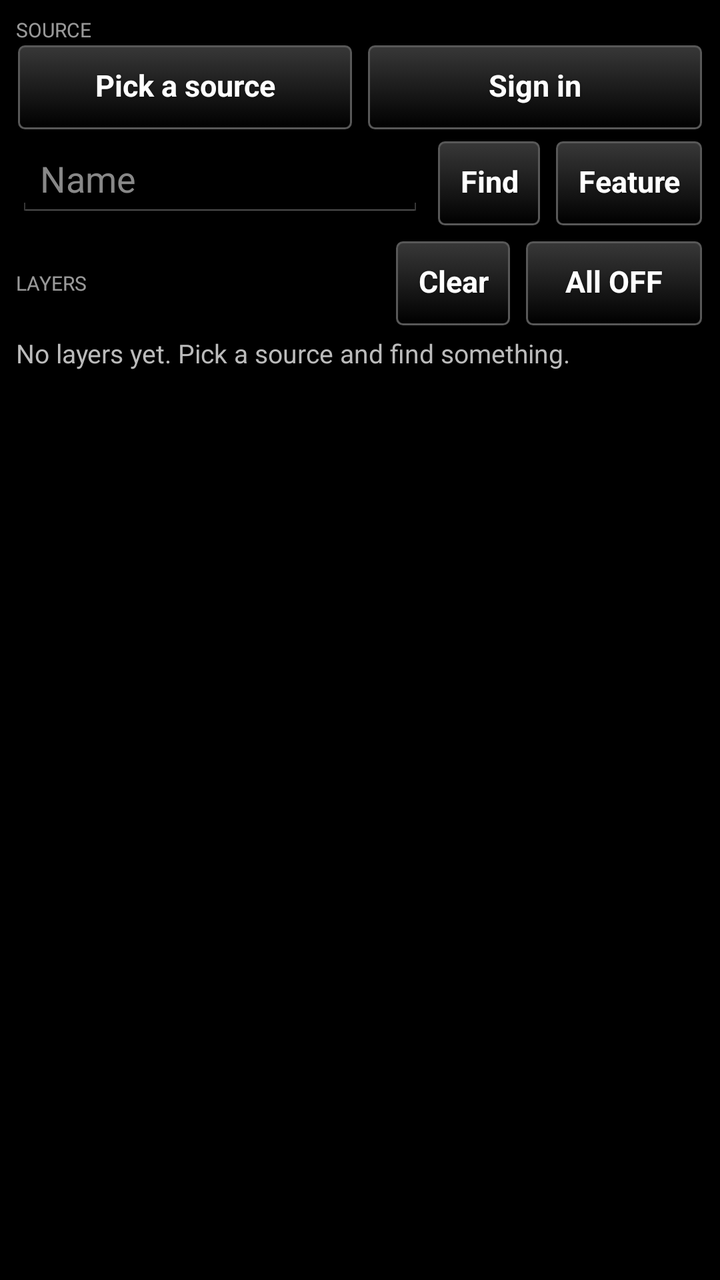
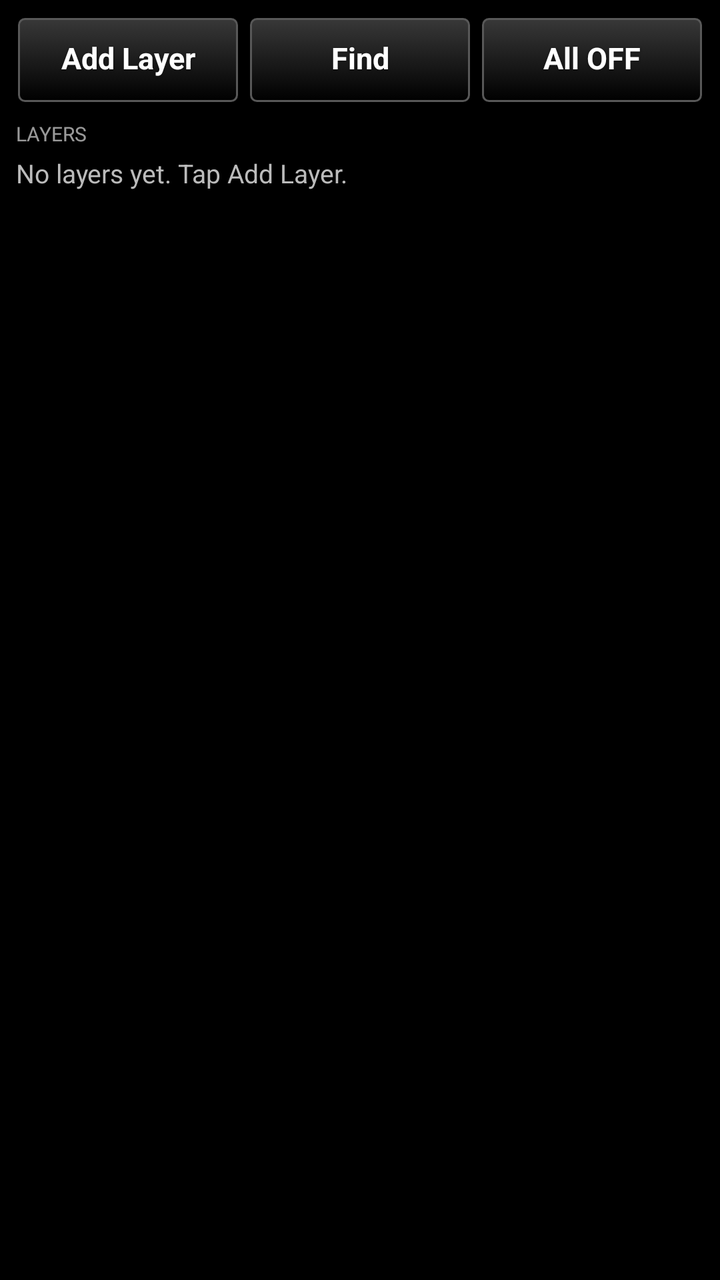

An Android layout rendered at two revisions. The XML below is the earlier revision; the diff shows what the commit changed to produce the second picture.
<!-- AndroidManifest.xml: application theme AppTheme -->
<!-- res/layout/main_layout.xml -->
<?xml version="1.0" encoding="utf-8"?>
<LinearLayout xmlns:android="http://schemas.android.com/apk/res/android"
    android:layout_width="match_parent"
    android:layout_height="match_parent"
    android:orientation="vertical">

  
  <LinearLayout
    android:id="@+id/features_header"
    android:layout_width="match_parent"
    android:layout_height="wrap_content"
    android:orientation="horizontal"
    android:gravity="center_vertical"
    android:padding="8dp"
    android:visibility="gone">
    <Button
        android:id="@+id/btn_features_back"
        style="@style/TakwerxButton"
        android:layout_width="wrap_content"
        android:layout_height="wrap_content"
        android:text="Back" />
    <TextView
        android:id="@+id/features_title"
        android:layout_width="0dp"
        android:layout_weight="1"
        android:layout_height="wrap_content"
        android:layout_marginLeft="8dp"
        android:textSize="15sp"
        android:textStyle="bold"
        android:textColor="#FFFFFF" />
  </LinearLayout>

<ScrollView
    android:id="@+id/pane_scroll"
    android:layout_width="match_parent"
    android:layout_height="0dp"
    android:layout_weight="1">
<LinearLayout
    android:layout_width="match_parent"
    android:layout_height="wrap_content"
    android:orientation="vertical"
    android:padding="8dp">

  <LinearLayout
    android:id="@+id/features_panel"
    android:layout_width="match_parent"
    android:layout_height="wrap_content"
    android:orientation="vertical"
    android:visibility="gone">
    <TextView
        android:layout_width="wrap_content"
        android:layout_height="wrap_content"
        android:text="FIND IN THIS LAYER"
        android:textSize="10sp"
        android:textAllCaps="true"
        android:alpha="0.6"
        android:textColor="#FFFFFF" />
    <LinearLayout
        android:layout_width="match_parent"
        android:layout_height="wrap_content"
        android:orientation="horizontal">
        <EditText
            android:id="@+id/layer_search_text"
            android:layout_width="0dp"
            android:layout_weight="1"
            android:layout_height="wrap_content"
            android:hint="Name, number or type"
            android:inputType="textCapWords"
            android:imeOptions="actionSearch|flagNoExtractUi|flagNoFullscreen"
            android:singleLine="true"
            android:textColor="#FFFFFF"
            android:textColorHint="#888888" />
        <Button
            android:id="@+id/btn_layer_find"
            style="@style/TakwerxButton"
            android:layout_width="wrap_content"
            android:layout_height="wrap_content"
            android:layout_marginLeft="6dp"
            android:text="Find" />
    </LinearLayout>
    <TextView
        android:layout_width="wrap_content"
        android:layout_height="wrap_content"
        android:text="FEATURES"
        android:textSize="10sp"
        android:textAllCaps="true"
        android:alpha="0.6"
        android:textColor="#FFFFFF"
        android:paddingTop="8dp" />
    <LinearLayout
        android:id="@+id/features_container"
        android:layout_width="match_parent"
        android:layout_height="wrap_content"
        android:orientation="vertical" />
  </LinearLayout>

  <LinearLayout
    android:id="@+id/search_panel"
    android:layout_width="match_parent"
    android:layout_height="wrap_content"
    android:orientation="vertical"
    android:visibility="gone">
    <LinearLayout
        android:layout_width="match_parent"
        android:layout_height="wrap_content"
        android:orientation="horizontal">
        <EditText
            android:id="@+id/result_search_text"
            android:layout_width="0dp"
            android:layout_weight="1"
            android:layout_height="wrap_content"
            android:hint="Name, number or type"
            android:inputType="textCapWords"
            android:imeOptions="actionSearch|flagNoExtractUi|flagNoFullscreen"
            android:singleLine="true"
            android:textColor="#FFFFFF"
            android:textColorHint="#888888" />
        <Button
            android:id="@+id/btn_result_find"
            style="@style/TakwerxButton"
            android:layout_width="wrap_content"
            android:layout_height="wrap_content"
            android:layout_marginLeft="6dp"
            android:text="Find" />
        <Button
            android:id="@+id/btn_result_clear"
            style="@style/TakwerxButton"
            android:layout_width="wrap_content"
            android:layout_height="wrap_content"
            android:layout_marginLeft="6dp"
            android:text="Clear" />
    </LinearLayout>
    <LinearLayout
        android:layout_width="match_parent"
        android:layout_height="wrap_content"
        android:orientation="horizontal"
        android:paddingTop="6dp">
        <Button
            android:id="@+id/btn_filter_type"
            style="@style/TakwerxButton"
            android:layout_width="0dp"
            android:layout_weight="1"
            android:layout_height="wrap_content"
            android:text="All types" />
        <Button
            android:id="@+id/btn_from"
            style="@style/TakwerxButton"
            android:layout_width="0dp"
            android:layout_weight="1"
            android:layout_height="wrap_content"
            android:layout_marginLeft="6dp"
            android:text="From: Me" />
        <Button
            android:id="@+id/btn_sort"
            style="@style/TakwerxButton"
            android:layout_width="0dp"
            android:layout_weight="1"
            android:layout_height="wrap_content"
            android:layout_marginLeft="6dp"
            android:text="Nearest" />
    </LinearLayout>
    <TextView
        android:id="@+id/search_status"
        android:layout_width="match_parent"
        android:layout_height="wrap_content"
        android:textSize="12sp"
        android:textColor="#BBBBBB"
        android:paddingTop="6dp"
        android:paddingBottom="2dp" />
    <LinearLayout
        android:id="@+id/results_container"
        android:layout_width="match_parent"
        android:layout_height="wrap_content"
        android:orientation="vertical" />
  </LinearLayout>

  
  <LinearLayout
    android:id="@+id/details_panel"
    android:layout_width="match_parent"
    android:layout_height="wrap_content"
    android:orientation="vertical"
    android:visibility="gone">
    <LinearLayout
        android:layout_width="match_parent"
        android:layout_height="wrap_content"
        android:orientation="horizontal"
        android:baselineAligned="false">
        <Button
            android:id="@+id/btn_details_back"
            style="@style/TakwerxButton"
            android:layout_width="wrap_content"
            android:layout_height="wrap_content"
            android:text="Back" />
        <TextView
            android:id="@+id/pane_details_title"
            android:layout_width="0dp"
            android:layout_weight="1"
            android:layout_height="wrap_content"
            android:layout_marginLeft="8dp"
            android:layout_marginTop="6dp"
            android:textSize="18sp"
            android:textStyle="bold"
            android:textColor="#FFFFFF" />
        <Button
            android:id="@+id/btn_details_goto"
            style="@style/TakwerxButton"
            android:layout_width="wrap_content"
            android:layout_height="wrap_content"
            android:text="Go there" />
    </LinearLayout>
    <TextView
        android:id="@+id/pane_details_subtitle"
        android:layout_width="match_parent"
        android:layout_height="wrap_content"
        android:textSize="13sp"
        android:textColor="#BBBBBB"
        android:paddingBottom="6dp" />
    <TextView
        android:layout_width="wrap_content"
        android:layout_height="wrap_content"
        android:text="ATTRIBUTES"
        android:textSize="10sp"
        android:textAllCaps="true"
        android:alpha="0.6"
        android:textColor="#FFFFFF" />
    <TextView
        android:id="@+id/pane_details_attributes"
        android:layout_width="match_parent"
        android:layout_height="wrap_content"
        android:textSize="14sp"
        android:textColor="#FFFFFF"
        android:lineSpacingExtra="4dp"
        android:textIsSelectable="true" />
  </LinearLayout>

  <LinearLayout
    android:id="@+id/main_panel"
    android:layout_width="match_parent"
    android:layout_height="wrap_content"
    android:orientation="vertical">
    <TextView
        android:layout_width="wrap_content"
        android:layout_height="wrap_content"
        android:text="SOURCE"
        android:textSize="10sp"
        android:textAllCaps="true"
        android:alpha="0.6"
        android:textColor="#FFFFFF" />
    <LinearLayout
        android:layout_width="match_parent"
        android:layout_height="wrap_content"
        android:orientation="horizontal">
        
        <Button
            android:id="@+id/btn_org"
            style="@style/TakwerxButton"
            android:layout_width="0dp"
            android:layout_weight="1"
            android:layout_height="wrap_content"
            android:singleLine="false"
            android:maxLines="2"
            android:text="Pick a source" />
        <Button
            android:id="@+id/btn_signin"
            style="@style/TakwerxButton"
            android:layout_width="0dp"
            android:layout_weight="1"
            android:layout_height="match_parent"
            android:layout_marginLeft="6dp"
            android:text="Sign in" />
        <Button
            android:id="@+id/btn_forget"
            style="@style/TakwerxButton"
            android:layout_width="wrap_content"
            android:layout_height="match_parent"
            android:layout_marginLeft="6dp"
            android:text="Forget"
            android:visibility="gone" />
    </LinearLayout>
    <LinearLayout
        android:id="@+id/search_row"
        android:layout_width="match_parent"
        android:layout_height="wrap_content"
        android:orientation="horizontal"
        android:paddingTop="4dp">
        <EditText
            android:id="@+id/search_text"
            android:layout_width="0dp"
            android:layout_weight="1"
            android:layout_height="wrap_content"
            android:hint="Name"
            android:inputType="textCapWords"
            android:imeOptions="actionSearch|flagNoExtractUi|flagNoFullscreen"
            android:singleLine="true"
            android:textColor="#FFFFFF"
            android:textColorHint="#888888" />
        <Button
            android:id="@+id/btn_find"
            style="@style/TakwerxButton"
            android:layout_width="wrap_content"
            android:layout_height="wrap_content"
            android:layout_marginLeft="6dp"
            android:text="Find" />
        <Button
            android:id="@+id/btn_find_feature"
            style="@style/TakwerxButton"
            android:layout_width="wrap_content"
            android:layout_height="wrap_content"
            android:layout_marginLeft="6dp"
            android:text="Feature" />
    </LinearLayout>

    <LinearLayout
        android:id="@+id/dart_row"
        android:layout_width="match_parent"
        android:layout_height="wrap_content"
        android:orientation="horizontal"
        android:paddingTop="4dp"
        android:visibility="gone">
        <Button
            android:id="@+id/btn_dart"
            style="@style/TakwerxButton"
            android:layout_width="0dp"
            android:layout_weight="1"
            android:layout_height="wrap_content"
            android:text="DART" />
        <Button
            android:id="@+id/btn_fireguard"
            android:layout_marginLeft="8dp"
            style="@style/TakwerxButton"
            android:layout_width="0dp"
            android:layout_weight="1"
            android:layout_height="wrap_content"
            android:text="FireGuard" />
    </LinearLayout>

    <LinearLayout
        android:layout_width="match_parent"
        android:layout_height="wrap_content"
        android:orientation="horizontal"
        android:gravity="center_vertical"
        android:paddingTop="6dp">
        <TextView
            android:layout_width="0dp"
            android:layout_weight="1"
            android:layout_height="wrap_content"
            android:text="LAYERS"
            android:textSize="10sp"
            android:textAllCaps="true"
            android:alpha="0.6"
            android:textColor="#FFFFFF" />
        <Button
            android:id="@+id/btn_clear_search"
            style="@style/TakwerxButton"
            android:layout_width="wrap_content"
            android:layout_height="wrap_content"
            android:layout_marginRight="6dp"
            android:text="Clear" />
        <Button
            android:id="@+id/btn_all"
            style="@style/TakwerxButton"
            android:layout_width="wrap_content"
            android:layout_height="wrap_content"
            android:minWidth="90dp"
            android:text="All OFF" />
    </LinearLayout>
    <LinearLayout
        android:id="@+id/layers_container"
        android:layout_width="match_parent"
        android:layout_height="wrap_content"
        android:orientation="vertical" />
    <TextView
        android:id="@+id/layers_empty"
        android:layout_width="match_parent"
        android:layout_height="wrap_content"
        android:textSize="13sp"
        android:textColor="#BBBBBB"
        android:paddingTop="4dp"
        android:text="No layers yet. Pick a source and find something." />
  </LinearLayout>
</LinearLayout>
</ScrollView>
</LinearLayout>
<!-- resources referenced by this layout -->
<resources>
  <style name="TakwerxButton" parent="@style/darkButton">
          <item name="android:paddingLeft">12dp</item>
          <item name="android:paddingRight">12dp</item>
          <item name="android:paddingTop">6dp</item>
          <item name="android:paddingBottom">8dp</item>
          <item name="android:minHeight">44dp</item>
          <item name="android:minWidth">0dp</item>
          <item name="android:textSize">15sp</item>
          <item name="android:singleLine">true</item>
          <item name="android:ellipsize">end</item>
      </style>
  <style name="AppTheme" parent="@android:style/Theme.Holo">
          <item name="android:buttonStyle">@android:style/Widget.Button</item>
          <item name="android:imageButtonStyle">@android:style/Widget.Button</item>
          <item name="android:buttonStyleToggle">@android:style/Widget.Button</item>
          <item name="android:spinnerStyle">@style/ATAKSpinner</item>
          <item name="android:spinnerItemStyle">@style/ATAKSpinnerItem</item>
          <item name="android:editTextStyle">@style/ATAKEditText</item>
      </style>
  <style name="darkButton" parent="@android:style/Widget.Button">
          <item name="android:background">@drawable/btn_gray</item>
          <item name="android:shadowColor">@color/darker_gray</item>
          <item name="android:shadowDy">1</item>
          <item name="android:shadowRadius">2</item>
          <item name="android:textColor">@color/white</item>
          <item name="android:textStyle">bold</item>
          <item name="android:paddingTop">0dp</item>
          <item name="android:paddingBottom">3dp</item>
          <item name="android:textSize">@dimen/fontSize</item>
      </style>
  <style name="ATAKSpinner" parent="@android:style/Widget.Spinner">
          <item name="android:spinnerMode">dialog</item>
      </style>
  <style name="ATAKSpinnerItem">
          <item name="android:textColor">@android:color/white</item>
          <item name="android:dropDownVerticalOffset">0dip</item>
          <item name="android:dropDownHorizontalOffset">0dip</item>
          <item name="android:dropDownWidth">wrap_content</item>
          <item name="android:gravity">left|center_vertical</item>
      </style>
  <style name="ATAKEditText" parent="@android:style/Widget.EditText">
          
          
  
          
          <item name="android:imeOptions">flagNoFullscreen</item>
      </style>
  <color name="darker_gray">#121212</color>
  <color name="white">#ffffff</color>
  <dimen name="fontSize">14sp</dimen>
  <!-- drawable new_dark_button_disabled (drawable) -->
  <?xml version="1.0" encoding="utf-8"?>
  <layer-list xmlns:android="http://schemas.android.com/apk/res/android">
      <item android:bottom="1dp" android:right="1dp" android:left="1dp" android:top="1dp">
          <shape android:shape="rectangle">
              <corners android:radius="3dp" />
              <stroke
                  android:width="1dp"
                  android:color="#484848" />
              <solid android:color="#484848" />
          </shape>
      </item>
  </layer-list>
  <!-- drawable new_dark_button_bg (drawable) -->
  <?xml version="1.0" encoding="utf-8"?>
  <layer-list xmlns:android="http://schemas.android.com/apk/res/android">
      <item android:bottom="1dp" android:right="1dp" android:left="1dp" android:top="1dp">
          <shape android:shape="rectangle">
              <corners android:radius="3dp" />
              <stroke
                  android:width="1dp"
                  android:color="#585858" />
              <gradient
                  android:startColor="#000000"
                  android:endColor="#383838"
                  android:angle="90"/>
          </shape>
      </item>
  </layer-list>
  <!-- unchanged entries left out for length: 2 -->
</resources>

<!-- the commit's change to res/layout/main_layout.xml (unified diff, before → after) -->
@@ -30,11 +30,14 @@
         android:textColor="#FFFFFF" />
   </LinearLayout>
 
+
 <ScrollView
     android:id="@+id/pane_scroll"
     android:layout_width="match_parent"
     android:layout_height="0dp"
-    android:layout_weight="1">
+    android:layout_weight="1"
+    android:focusableInTouchMode="true"
+    android:descendantFocusability="beforeDescendants">
 <LinearLayout
     android:layout_width="match_parent"
     android:layout_height="wrap_content"
@@ -234,11 +237,71 @@
         android:textIsSelectable="true" />
   </LinearLayout>
 
+  
   <LinearLayout
     android:id="@+id/main_panel"
     android:layout_width="match_parent"
     android:layout_height="wrap_content"
     android:orientation="vertical">
+    <LinearLayout
+        android:layout_width="match_parent"
+        android:layout_height="wrap_content"
+        android:orientation="horizontal">
+        <Button
+            android:id="@+id/btn_add_layer"
+            style="@style/TakwerxButton"
+            android:layout_width="0dp"
+            android:layout_weight="1"
+            android:layout_height="wrap_content"
+            android:text="Add Layer" />
+        <Button
+            android:id="@+id/btn_find_all"
+            style="@style/TakwerxButton"
+            android:layout_width="0dp"
+            android:layout_weight="1"
+            android:layout_height="wrap_content"
+            android:layout_marginLeft="4dp"
+            android:text="Find" />
+        <Button
+            android:id="@+id/btn_all"
+            style="@style/TakwerxButton"
+            android:layout_width="0dp"
+            android:layout_weight="1"
+            android:layout_height="wrap_content"
+            android:layout_marginLeft="4dp"
+            android:text="All OFF" />
+    </LinearLayout>
+    <TextView
+        android:layout_width="wrap_content"
+        android:layout_height="wrap_content"
+        android:paddingTop="8dp"
+        android:text="LAYERS"
+        android:textSize="10sp"
+        android:textAllCaps="true"
+        android:alpha="0.6"
+        android:textColor="#FFFFFF" />
+    <LinearLayout
+        android:id="@+id/layers_container"
+        android:layout_width="match_parent"
+        android:layout_height="wrap_content"
+        android:orientation="vertical" />
+    <TextView
+        android:id="@+id/layers_empty"
+        android:layout_width="match_parent"
+        android:layout_height="wrap_content"
+        android:textSize="13sp"
+        android:textColor="#BBBBBB"
+        android:paddingTop="4dp"
+        android:text="No layers yet. Tap Add Layer." />
+  </LinearLayout>
+
+  
+  <LinearLayout
+    android:id="@+id/add_panel"
+    android:layout_width="match_parent"
+    android:layout_height="wrap_content"
+    android:orientation="vertical"
+    android:visibility="gone">
     <TextView
         android:layout_width="wrap_content"
         android:layout_height="wrap_content"
@@ -303,14 +366,13 @@
             android:layout_marginLeft="6dp"
             android:text="Find" />
         <Button
-            android:id="@+id/btn_find_feature"
-            style="@style/TakwerxButton"
-            android:layout_width="wrap_content"
-            android:layout_height="wrap_content"
-            android:layout_marginLeft="6dp"
-            android:text="Feature" />
-    </LinearLayout>
-
+            android:id="@+id/btn_clear_search"
+            style="@style/TakwerxButton"
+            android:layout_width="wrap_content"
+            android:layout_height="wrap_content"
+            android:layout_marginLeft="6dp"
+            android:text="Clear" />
+    </LinearLayout>
     <LinearLayout
         android:id="@+id/dart_row"
         android:layout_width="match_parent"
@@ -334,50 +396,6 @@
             android:layout_height="wrap_content"
             android:text="FireGuard" />
     </LinearLayout>
-
-    <LinearLayout
-        android:layout_width="match_parent"
-        android:layout_height="wrap_content"
-        android:orientation="horizontal"
-        android:gravity="center_vertical"
-        android:paddingTop="6dp">
-        <TextView
-            android:layout_width="0dp"
-            android:layout_weight="1"
-            android:layout_height="wrap_content"
-            android:text="LAYERS"
-            android:textSize="10sp"
-            android:textAllCaps="true"
-            android:alpha="0.6"
-            android:textColor="#FFFFFF" />
-        <Button
-            android:id="@+id/btn_clear_search"
-            style="@style/TakwerxButton"
-            android:layout_width="wrap_content"
-            android:layout_height="wrap_content"
-            android:layout_marginRight="6dp"
-            android:text="Clear" />
-        <Button
-            android:id="@+id/btn_all"
-            style="@style/TakwerxButton"
-            android:layout_width="wrap_content"
-            android:layout_height="wrap_content"
-            android:minWidth="90dp"
-            android:text="All OFF" />
-    </LinearLayout>
-    <LinearLayout
-        android:id="@+id/layers_container"
-        android:layout_width="match_parent"
-        android:layout_height="wrap_content"
-        android:orientation="vertical" />
-    <TextView
-        android:id="@+id/layers_empty"
-        android:layout_width="match_parent"
-        android:layout_height="wrap_content"
-        android:textSize="13sp"
-        android:textColor="#BBBBBB"
-        android:paddingTop="4dp"
-        android:text="No layers yet. Pick a source and find something." />
   </LinearLayout>
 </LinearLayout>
 </ScrollView>
